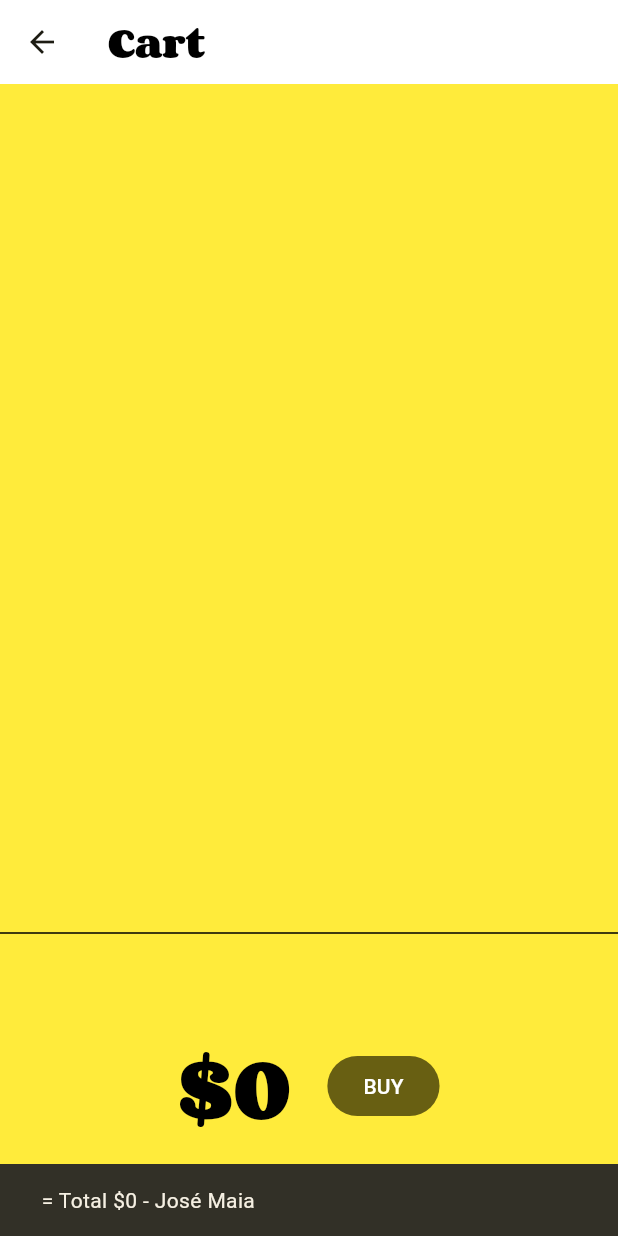
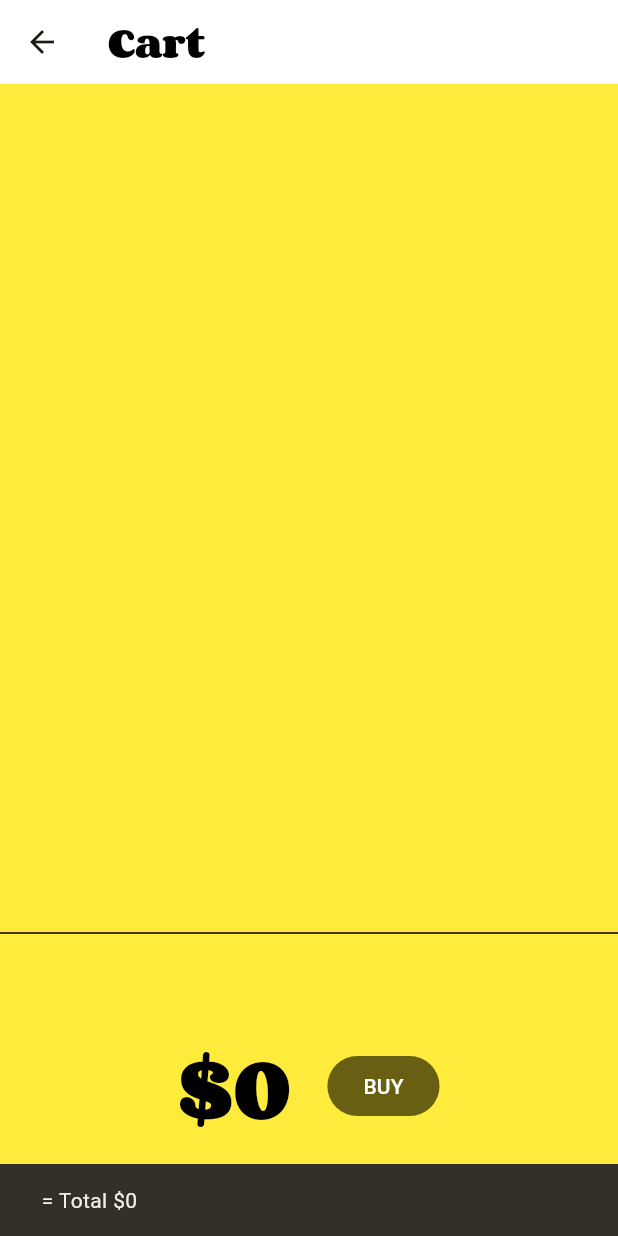
Before and after one commit to livia0oliveira/pdm2-242, a Flutter app: the MyCart screen opened by its route, after a tap on "BUY", on a phone screen of 412 x 824 dp. Run offline on Flutter 3.47's test engine with Material 3 defaults, Android fonts, the light colour scheme and no system bars; our stand-ins replace go_router, sqflite; missing offline and left inert: window_size; accounts and stored records are empty.

Commit message:
Update cart.dart

```diff
--- a/atividades/atividade-08/lib/screens/cart.dart
+++ b/atividades/atividade-08/lib/screens/cart.dart
@@ -89,7 +89,7 @@ class _CartTotal extends StatelessWidget {
                     .join(' + ');
 
                 String totalMessage =
-                    '$itemDetails = Total \$${cart.totalPrice} - José Maia';
+                    '$itemDetails = Total \$${cart.totalPrice}';
 
                 // Show SnackBar with the custom message
                 ScaffoldMessenger.of(context).showSnackBar(
```
